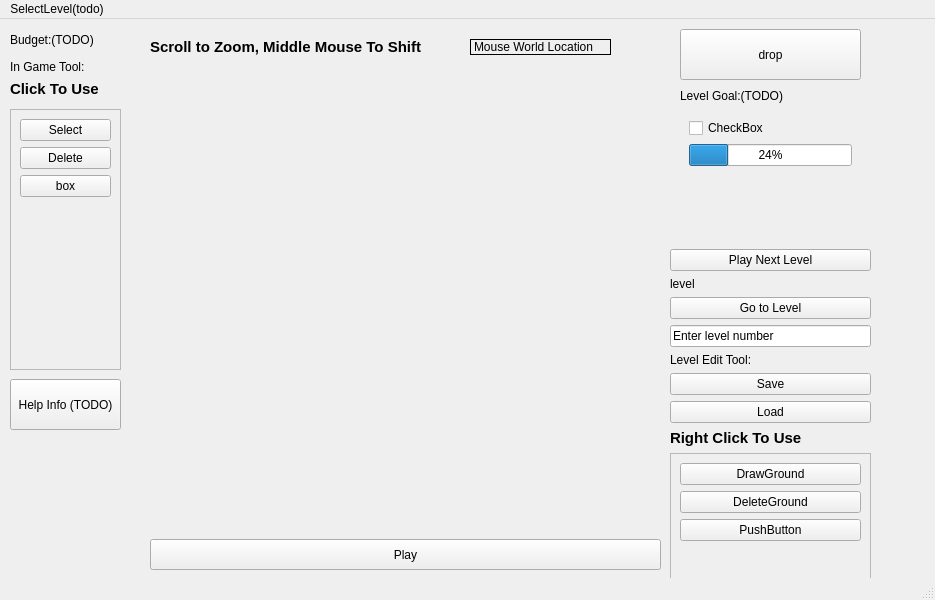
Old version of the form MainWindow.ui in the repository LTY0YZL/Bridge-Simulator.
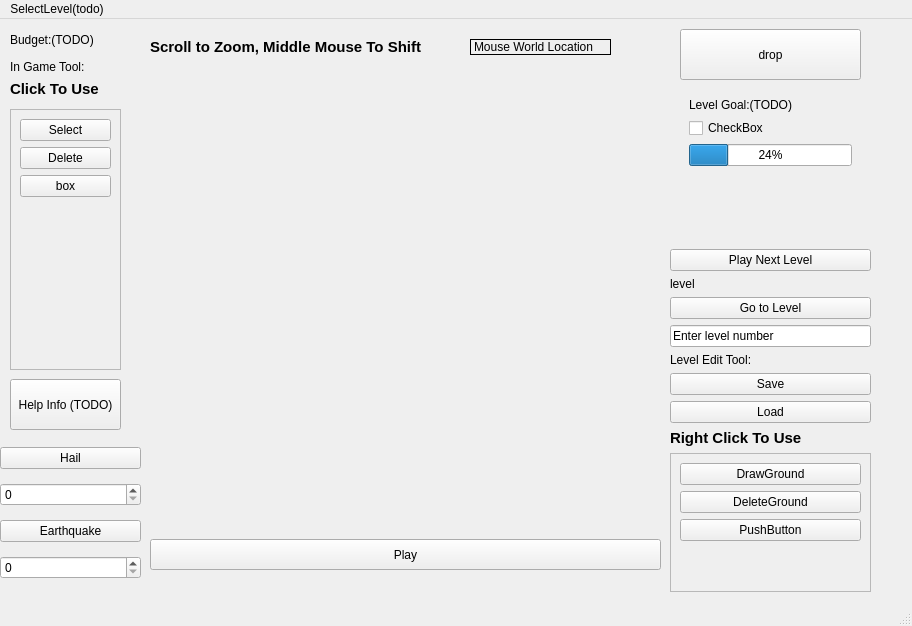
New version of the form.

Commit message: Added two disasters: earthquake and hail

What changed in the file:
```diff
--- a/MainWindow.ui
+++ b/MainWindow.ui
@@ -6,8 +6,8 @@
    <rect>
     <x>0</x>
     <y>0</y>
-    <width>935</width>
-    <height>600</height>
+    <width>912</width>
+    <height>626</height>
    </rect>
   </property>
   <property name="windowTitle">
@@ -217,16 +217,16 @@
      </rect>
     </property>
     <layout class="QVBoxLayout" name="verticalLayout_4">
-     <item>
-      <widget class="QLabel" name="label_4">
-       <property name="text">
-        <string>Level Goal:(TODO)</string>
-       </property>
-      </widget>
-     </item>
      <item>
       <widget class="QWidget" name="widget" native="true">
        <layout class="QVBoxLayout" name="verticalLayout_3">
+        <item>
+         <widget class="QLabel" name="label_4">
+          <property name="text">
+           <string>Level Goal:(TODO)</string>
+          </property>
+         </widget>
+        </item>
         <item>
          <widget class="QCheckBox" name="checkBox">
           <property name="text">
@@ -398,13 +398,53 @@
      </item>
     </layout>
    </widget>
+   <widget class="QWidget" name="verticalLayoutWidget_2">
+    <property name="geometry">
+     <rect>
+      <x>0</x>
+      <y>420</y>
+      <width>141</width>
+      <height>151</height>
+     </rect>
+    </property>
+    <layout class="QVBoxLayout" name="verticalLayout_6">
+     <item>
+      <widget class="QPushButton" name="hailButton">
+       <property name="text">
+        <string>Hail</string>
+       </property>
+      </widget>
+     </item>
+     <item>
+      <widget class="QSpinBox" name="hailSpinBox">
+       <property name="maximum">
+        <number>5</number>
+       </property>
+      </widget>
+     </item>
+     <item>
+      <widget class="QPushButton" name="earthquakeButton">
+       <property name="text">
+        <string>Earthquake</string>
+       </property>
+      </widget>
+     </item>
+     <item>
+      <widget class="QSpinBox" name="earthquakeSpinBox">
+       <property name="maximum">
+        <number>6</number>
+       </property>
+      </widget>
+     </item>
+    </layout>
+   </widget>
   </widget>
   <widget class="QMenuBar" name="menubar">
    <property name="geometry">
     <rect>
      <x>0</x>
      <y>0</y>
-     <width>935</width>
+     <width>912</width>
      <height>26</height>
     </rect>
    </property>
```
The commit also changes 117 other files.
